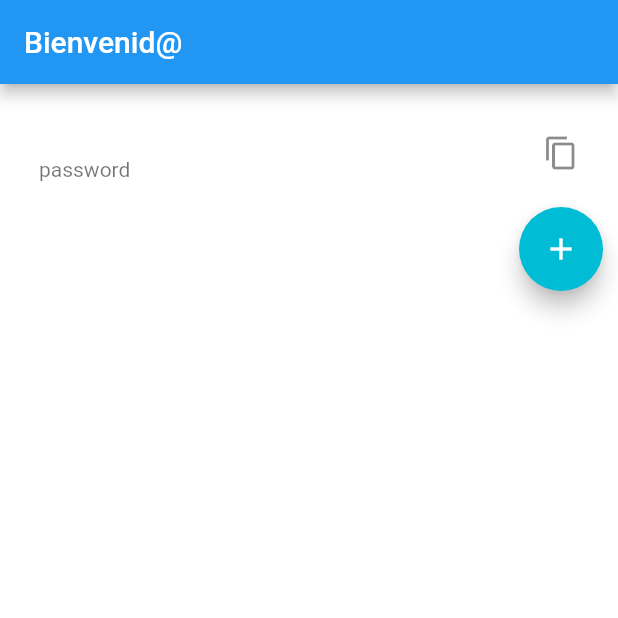
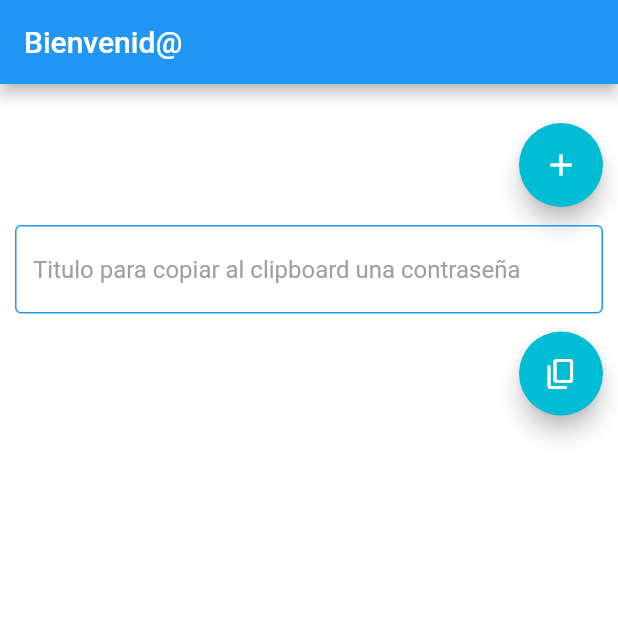
Before and after one commit to ricardouriegas/SimplePasswordManager, a Flutter app: the SecondRoute screen opened directly, on a phone screen of 412 x 824 dp, the top half of it. Run offline on Flutter 3.47's test engine with Material 2 defaults, Android fonts, the phone set to English and light mode, and no system bars; our stand-ins replace flutter_secure_storage, shared_preferences; accounts and stored records are empty.

Commit message:
it is working well but can be better

```diff
--- a/lib/main.dart
+++ b/lib/main.dart
@@ -1,4 +1,7 @@
 //running this app with --no-sound-null-safety
+/*
+Author: Ricardo Uriegas
+ */
 
 import 'dart:convert';
 import 'dart:ui';
@@ -48,10 +51,11 @@ class HomePage extends StatefulWidget {
 }
 
 
-
+/**
+ * Login page: para entrar a ver la lista de contrasenas del usuario
+ */
 class _HomePageState extends State<HomePage> {
   @override
-
   //variable password writed on the text field
   final passwordTextField = TextEditingController();
 
@@ -66,7 +70,7 @@ class _HomePageState extends State<HomePage> {
         });
 
     return Scaffold(
-      backgroundColor: Colors.black,
+      backgroundColor: Colors.white,
       appBar: AppBar(
         title: Text('Contraseña 😏'),
       ),
@@ -83,7 +87,7 @@ class _HomePageState extends State<HomePage> {
                   style: TextStyle(
                     fontWeight: FontWeight.w500,
                     fontSize:50,
-                    color: Colors.white,
+                    color: Colors.black,
                   )
               ),
             ),
@@ -99,8 +103,8 @@ class _HomePageState extends State<HomePage> {
             decoration: InputDecoration(
 
               //hint
-              hintText: "Contraseña",
-              hintStyle: TextStyle(color: Colors.white54),
+              hintText: "Ingresar contraseña",
+              hintStyle: TextStyle(color: Colors.grey),
 
               //bordes
               enabledBorder: OutlineInputBorder(
@@ -117,7 +121,7 @@ class _HomePageState extends State<HomePage> {
             ),
 
             style:TextStyle(
-              color: Colors.white,
+              color: Colors.black,
             ),
             keyboardType: TextInputType.text,
           ),
@@ -148,8 +152,10 @@ class _HomePageState extends State<HomePage> {
                   showDialog<String>(
                     context: context,
                     builder: (BuildContext context) => AlertDialog(
-                      title: const Text('Creo que se le olvido escribir su contraseña'),
-                      content: const Text('No puedo dejarlo pasar sin invitacion 🙂'),
+                      title: const Text('Creo que se le olvido escribir su '
+                                        'contraseña'),
+                      content: const Text('No puedo dejarlo pasar sin invitacion'
+                                          ' 🙂'),
 
                       actions: <Widget>[
                         TextButton(
@@ -164,8 +170,8 @@ class _HomePageState extends State<HomePage> {
                     ),
                   );
                 } else {
-                  if(valueMother.toString() == ''){
-                    print('null compayito');
+                  if(valueMother == '' || valueMother == null){
+                    print(valueMother);
                     saveSecureStorage('mother_key', passwordTextField.text);
                   } else {
                     if(passwordTextField.text == valueMother.toString()){
@@ -256,6 +262,11 @@ String password = '';
 String titulo = '';
 
 //funcion crear contraseña
+/**
+ * Funcion para crear una contrasena
+ * @return void
+ * @param length longitud the la contrasena
+ */
 getPassword(int lenght) {
   for (var i = 0 ; i < lenght; i++) {
     //concatenate string
@@ -264,74 +275,22 @@ getPassword(int lenght) {
   // print(password);
 }
 
-getAllList() async{
-  Map<String, String> allValues = await storage.readAll();
-  print('all values: '+ allValues.toString());
-  return allValues;
+/**
+ * Function to get all the data inside the storage and put it in a map
+ */
+Future<Map<String, String>> getAllList() async {
+  return storage.readAll();
 }
 
-RichText? generateList() {
 
-  String concatenate = '';
-
-  getAllList().then((s){
-    s.forEach((key, value) {
-
-      // print(key + '\n' + value);
-      print('cosa 1');
-
-      concatenate = concatenate + (key + '\n' + value + '\n');
-
-    });
-    print('concatenao en then: ' + concatenate);
-    return RichText(
-      text: TextSpan(
-        text: concatenate,
-      ),
-    );
-  });
-  print ('cosa 2');
-
-
-  print ('cosa 2');
-
-}
-
-// ListTile DataBase() {
-//   getAllList().forEach((key, value) {
-//     return tile(key, value);
-// });
-//
-// }
-
-// generateList() {
-//
-//   var concatenate = generateListthen();
-//   print('list will return: ' + concatenate);
-//   // print ('concatenao: ' + concatenate);
-//
-// }
-
-
-//segunda ventana
-/*
-  REPEAT = FOR
+/**
+ * Segunda ventana: lista de contrasenas
  */
 class SecondRoute extends StatelessWidget {
-  //readValueInSecureStorage('arremangala').then((s){print(s);})
-
-
-
   @override
   Widget build(BuildContext context) {
 
-    // String concatenate = '';
-    //
     // getAllList().then((s){
-    //   s.forEach((key, value) {
-    //
-    //     // print(key + '\n' + value);
-    //     print('cosa 1');
     //
     //     concatenate = concatenate + (key + '\n' + value + '\n');
     //
@@ -340,64 +299,172 @@ class SecondRoute extends StatelessWidget {
     // });
     // print ('cosa 2');
 
-    var list;
-    @override
-    void initState() {
-      list != generateList();
-    }
+    String concatenate = '';
+    Map<String, String> claves;
+    final getKeyString = TextEditingController();
+
 
     return Scaffold(
       backgroundColor: Colors.white,
       appBar: AppBar(
         title: Text("Bienvenid@"),
       ),
+      body:
 
-
-      body:
       ListView(
         padding: EdgeInsets.all(10),
         children: [
 
-          tile('', 'password'),
 
-          // list,
+          FutureBuilder (
+              future: getAllList(),
+              initialData: Text("Vacio"),
+              builder: (BuildContext context, AsyncSnapshot snapshot){
+                if (snapshot.hasData) {
+                  claves = snapshot.data;
+                  claves.forEach((key, value) {
+                    // print(key);
+                    concatenate += ('Titulo: ' + key + '\n' + 'Contraseña: ' + value + '\n\n');
+                  });
 
+                  return Text(concatenate);
 
-
+                }
+                else {
+                  return Text('No passwords found');
+                }
+              }
+          ),
 
           Align(
             alignment: Alignment.bottomRight,
 
-            child: FloatingActionButton(
+            child:FloatingActionButton(
               backgroundColor: Colors.cyan,
               child: const Icon(Icons.add),
 
               onPressed: () {
-
-                // print(Lista);
-
                 Navigator.push(
                   context,
                   MaterialPageRoute(builder: (context) => ThirdRoute()),
                 );
               },
             ),
-          )
+          ),
+
+
+          const SizedBox(
+            height: 12.0, //space bc it looks nashe
+          ),
+
+          TextField(
+            controller: getKeyString,
+            decoration: InputDecoration(
+
+              //hint
+              hintText: "Titulo para copiar al clipboard una contraseña",
+              hintStyle: TextStyle(color: Colors.grey),
+
+              enabledBorder: OutlineInputBorder(
+                  borderSide: BorderSide(
+                      color: Colors.blue
+                  )
+              ),
+
+              border: OutlineInputBorder(
+                  borderSide: BorderSide(
+                      color: Colors.blue
+                  )
+              ),
+            ),
+
+
+
+            style:TextStyle(
+              color: Colors.black,
+            ),
+            keyboardType: TextInputType.text,
+          ),
+          const SizedBox(
+            height: 12.0, //space bc it looks nashe
+          ),
+          Align(
+            alignment: Alignment.bottomRight,
+
+            child:FloatingActionButton(
+              backgroundColor: Colors.cyan,
+              child: const Icon(Icons.copy_rounded),
+
+              onPressed: () {
+                if (getKeyString.text == '') {
+                  showDialog<String>(
+                    context: context,
+                    builder: (BuildContext context) => AlertDialog(
+                      title: const Text('Vacio? 🤔'),
+                      content: const Text('No puedo copiar al ClipBoard si esta vacio 🙂'),
+
+                      actions: <Widget>[
+                        TextButton(
+                          onPressed: () => Navigator.pop(context, 'Cancel'),
+                          child: const Text('Cancel'),
+                        ),
+                        TextButton(
+                          onPressed: () => Navigator.pop(context, 'OK'),
+                          child: const Text('OK'),
+                        ),
+                      ],
+                    ),
+                  );
+                } else {
+                  /**
+                   * Read some value from secure storage using the key string
+                   */
+                  readValueInSecureStorage(getKeyString.text).then((s){
+                    if(s == null){
+                      showDialog<String>(
+                        context: context,
+                        builder: (BuildContext context) => AlertDialog(
+                          title: const Text('Creo que hay algo mal con el titulo 🤔'),
+                          content: const Text('Parece que el titulo puesto es incorrecto 🙂'),
+
+                          actions: <Widget>[
+                            TextButton(
+                              onPressed: () => Navigator.pop(context, 'Cancel'),
+                              child: const Text('Cancel'),
+                            ),
+                            TextButton(
+                              onPressed: () => Navigator.pop(context, 'OK'),
+                              child: const Text('OK'),
+                            ),
+                          ],
+                        ),
+                      );
+                    } else {
+                      Clipboard.setData(ClipboardData(text: s));
+                    }
+
+                  });
+                }
+              },
+            ),
+          ),
         ],
       ),
+
     );
   }
 }
 
 
-//tercera ventana
+/**
+ * Tercera ventana: Agregar nueva contrasena
+ */
 class ThirdRoute extends StatelessWidget {
 
   //variables textfield
   final passwordTitle = TextEditingController();
   final passwordLength = TextEditingController();
   int lenghtChoose = 0;
-
 
   @override
   Widget build(BuildContext context) {
@@ -501,10 +568,10 @@ class ThirdRoute extends StatelessWidget {
                     ),
                   );
                 } else {
-                  titulo != passwordTitle.text;
                   password != getPassword(lenghtChoose);
 
-                  saveSecureStorage(titulo, password);
+                  saveSecureStorage(passwordTitle.text, password);
+
 
                   Navigator.pushAndRemoveUntil(
                     context,
```
